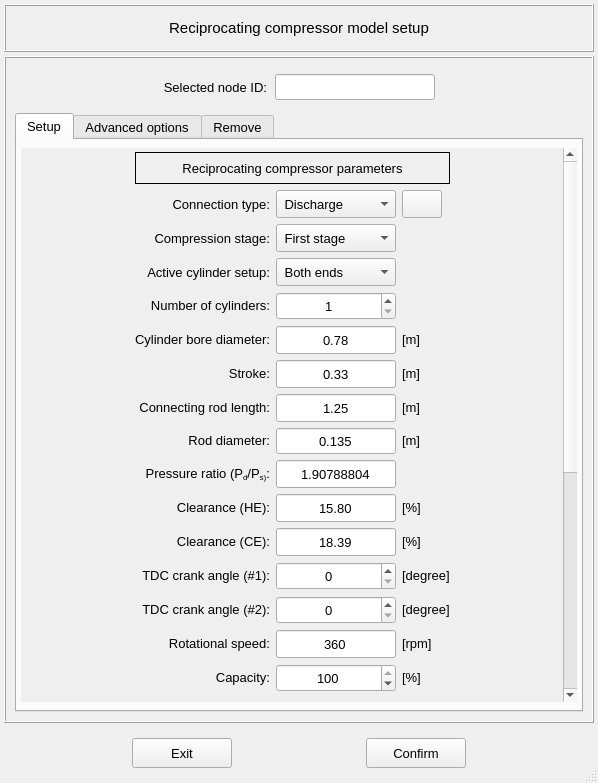
The window that pulse/interface/data/ui_files/model/setup/acoustic/reciprocating_compressor_inputs.ui (open-pulse/OpenPulse) describes before a commit, drawn with Qt 5.
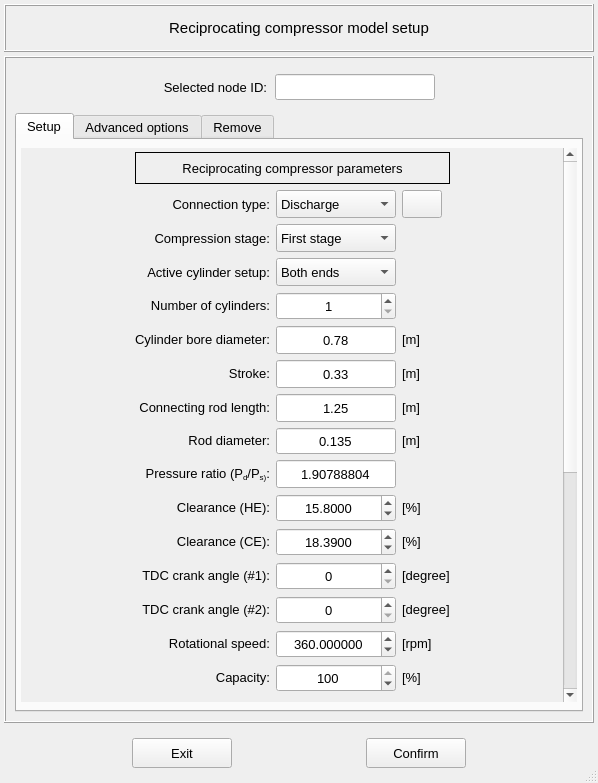
The same window after the commit. Icons and pictures are not drawn.

Commit message: Implement a new workflow while setting the reciprocating compressor excitation

```diff
--- a/pulse/interface/data/ui_files/model/setup/acoustic/reciprocating_compressor_inputs.ui
+++ b/pulse/interface/data/ui_files/model/setup/acoustic/reciprocating_compressor_inputs.ui
@@ -736,39 +736,6 @@
                       </property>
                      </widget>
                     </item>
-                    <item row="11" column="2">
-                     <widget class="QLineEdit" name="lineEdit_clearance_head_end">
-                      <property name="minimumSize">
-                       <size>
-                        <width>120</width>
-                        <height>28</height>
-                       </size>
-                      </property>
-                      <property name="maximumSize">
-                       <size>
-                        <width>120</width>
-                        <height>28</height>
-                       </size>
-                      </property>
-                      <property name="font">
-                       <font>
-                        <family>MS Shell Dlg 2</family>
-                        <pointsize>10</pointsize>
-                        <italic>false</italic>
-                        <bold>false</bold>
-                       </font>
-                      </property>
-                      <property name="focusPolicy">
-                       <enum>Qt::FocusPolicy::StrongFocus</enum>
-                      </property>
-                      <property name="text">
-                       <string>15.80</string>
-                      </property>
-                      <property name="alignment">
-                       <set>Qt::AlignmentFlag::AlignCenter</set>
-                      </property>
-                     </widget>
-                    </item>
                     <item row="15" column="2">
                      <widget class="QSpinBox" name="spinBox_tdc2_crank_angle">
                       <property name="minimumSize">
@@ -1168,39 +1135,6 @@
                       </property>
                      </widget>
                     </item>
-                    <item row="16" column="2">
-                     <widget class="QLineEdit" name="lineEdit_rotational_speed">
-                      <property name="minimumSize">
-                       <size>
-                        <width>120</width>
-                        <height>28</height>
-                       </size>
-                      </property>
-                      <property name="maximumSize">
-                       <size>
-                        <width>120</width>
-                        <height>28</height>
-                       </size>
-                      </property>
-                      <property name="font">
-                       <font>
-                        <family>MS Shell Dlg 2</family>
-                        <pointsize>10</pointsize>
-                        <italic>false</italic>
-                        <bold>false</bold>
-                       </font>
-                      </property>
-                      <property name="focusPolicy">
-                       <enum>Qt::FocusPolicy::StrongFocus</enum>
-                      </property>
-                      <property name="text">
-                       <string>360</string>
-                      </property>
-                      <property name="alignment">
-                       <set>Qt::AlignmentFlag::AlignCenter</set>
-                      </property>
-                     </widget>
-                    </item>
                     <item row="8" column="2">
                      <widget class="QLineEdit" name="lineEdit_connecting_rod_length">
                       <property name="minimumSize">
@@ -1264,39 +1198,6 @@
                       </property>
                      </widget>
                     </item>
-                    <item row="12" column="2">
-                     <widget class="QLineEdit" name="lineEdit_clearance_crank_end">
-                      <property name="minimumSize">
-                       <size>
-                        <width>120</width>
-                        <height>28</height>
-                       </size>
-                      </property>
-                      <property name="maximumSize">
-                       <size>
-                        <width>120</width>
-                        <height>28</height>
-                       </size>
-                      </property>
-                      <property name="font">
-                       <font>
-                        <family>MS Shell Dlg 2</family>
-                        <pointsize>10</pointsize>
-                        <italic>false</italic>
-                        <bold>false</bold>
-                       </font>
-                      </property>
-                      <property name="focusPolicy">
-                       <enum>Qt::FocusPolicy::StrongFocus</enum>
-                      </property>
-                      <property name="text">
-                       <string>18.39</string>
-                      </property>
-                      <property name="alignment">
-                       <set>Qt::AlignmentFlag::AlignCenter</set>
-                      </property>
-                     </widget>
-                    </item>
                     <item row="18" column="2">
                      <widget class="QSpinBox" name="spinBox_capacity">
                       <property name="minimumSize">
@@ -1448,9 +1349,12 @@
                         <bold>false</bold>
                        </font>
                       </property>
+                      <property name="currentIndex">
+                       <number>0</number>
+                      </property>
                       <item>
                        <property name="text">
-                        <string> Both ends</string>
+                        <string>Both ends</string>
                        </property>
                       </item>
                       <item>
@@ -1528,7 +1432,7 @@
                       </property>
                       <item>
                        <property name="text">
-                        <string> First stage</string>
+                        <string>First stage</string>
                        </property>
                       </item>
                       <item>
@@ -1724,7 +1628,7 @@
                       </item>
                       <item>
                        <property name="text">
-                        <string> Discharge</string>
+                        <string>Discharge</string>
                        </property>
                       </item>
                      </widget>
@@ -1764,6 +1668,108 @@
                       </property>
                      </widget>
                     </item>
+                    <item row="16" column="2">
+                     <widget class="QDoubleSpinBox" name="doubleSpinBox_rotational_speed">
+                      <property name="minimumSize">
+                       <size>
+                        <width>120</width>
+                        <height>28</height>
+                       </size>
+                      </property>
+                      <property name="maximumSize">
+                       <size>
+                        <width>120</width>
+                        <height>28</height>
+                       </size>
+                      </property>
+                      <property name="alignment">
+                       <set>Qt::AlignmentFlag::AlignCenter</set>
+                      </property>
+                      <property name="decimals">
+                       <number>6</number>
+                      </property>
+                      <property name="minimum">
+                       <double>0.010000000000000</double>
+                      </property>
+                      <property name="maximum">
+                       <double>10000.000000000000000</double>
+                      </property>
+                      <property name="singleStep">
+                       <double>10.000000000000000</double>
+                      </property>
+                      <property name="value">
+                       <double>360.000000000000000</double>
+                      </property>
+                     </widget>
+                    </item>
+                    <item row="11" column="2">
+                     <widget class="QDoubleSpinBox" name="doubleSpinBox_clearance_head_end">
+                      <property name="minimumSize">
+                       <size>
+                        <width>120</width>
+                        <height>28</height>
+                       </size>
+                      </property>
+                      <property name="maximumSize">
+                       <size>
+                        <width>120</width>
+                        <height>28</height>
+                       </size>
+                      </property>
+                      <property name="alignment">
+                       <set>Qt::AlignmentFlag::AlignCenter</set>
+                      </property>
+                      <property name="decimals">
+                       <number>4</number>
+                      </property>
+                      <property name="minimum">
+                       <double>0.000000000000000</double>
+                      </property>
+                      <property name="maximum">
+                       <double>10000.000000000000000</double>
+                      </property>
+                      <property name="singleStep">
+                       <double>10.000000000000000</double>
+                      </property>
+                      <property name="value">
+                       <double>15.800000000000001</double>
+                      </property>
+                     </widget>
+                    </item>
+                    <item row="12" column="2">
+                     <widget class="QDoubleSpinBox" name="doubleSpinBox_clearance_crank_end">
+                      <property name="minimumSize">
+                       <size>
+                        <width>120</width>
+                        <height>28</height>
+                       </size>
+                      </property>
+                      <property name="maximumSize">
+                       <size>
+                        <width>120</width>
+                        <height>28</height>
+                       </size>
+                      </property>
+                      <property name="alignment">
+                       <set>Qt::AlignmentFlag::AlignCenter</set>
+                      </property>
+                      <property name="decimals">
+                       <number>4</number>
+                      </property>
+                      <property name="minimum">
+                       <double>0.000000000000000</double>
+                      </property>
+                      <property name="maximum">
+                       <double>10000.000000000000000</double>
+                      </property>
+                      <property name="singleStep">
+                       <double>10.000000000000000</double>
+                      </property>
+                      <property name="value">
+                       <double>18.390000000000001</double>
+                      </property>
+                     </widget>
+                    </item>
                    </layout>
                   </widget>
                  </item>
```
Left out of the diff: 13 changed lines with no effect on the pictures. The commit also changes 5 other files.
